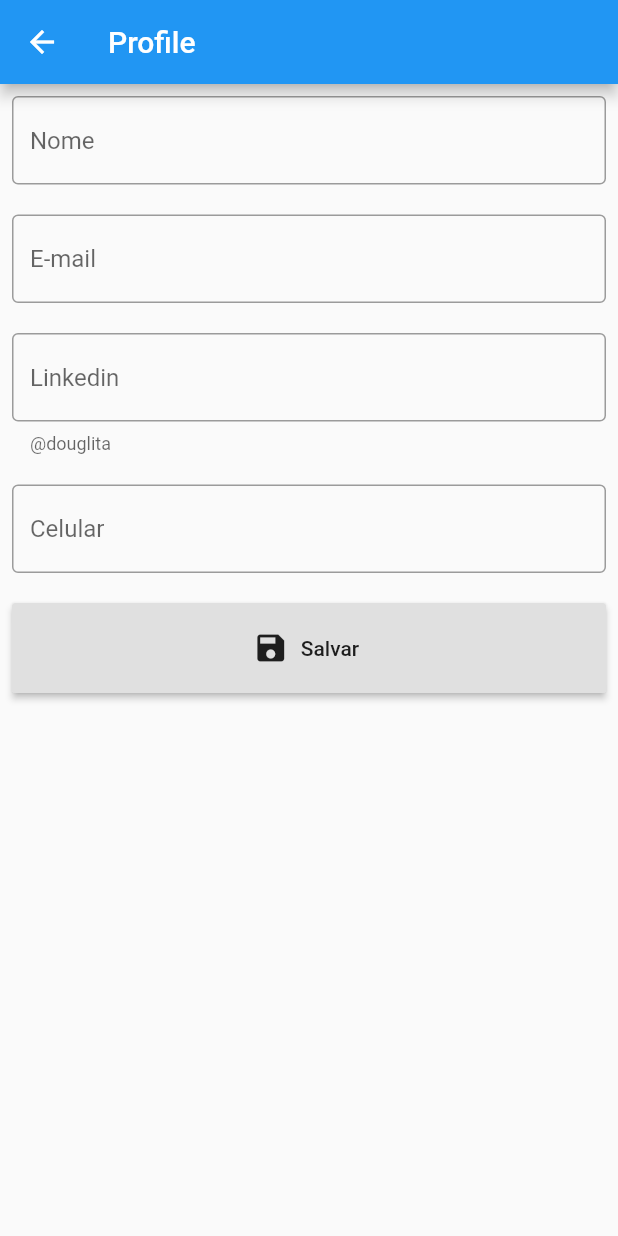
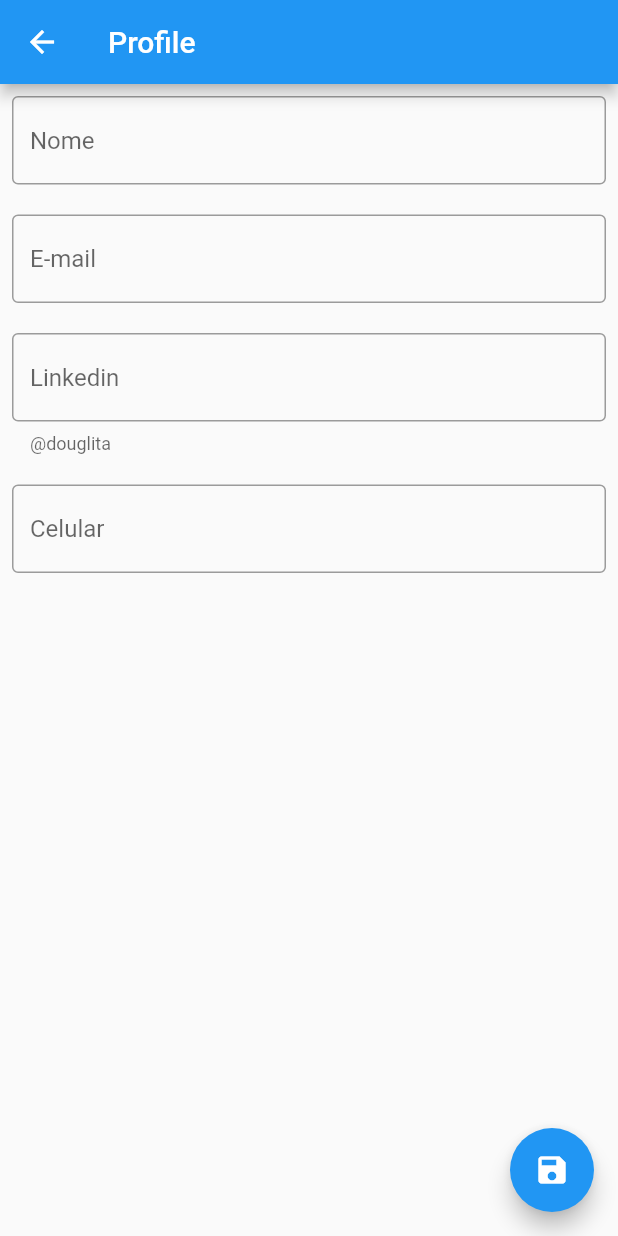
Before and after one commit to BrunoEleodoro/FlutterHackathon19, a Flutter app: the ProfilePage screen opened by its route, on a phone screen of 412 x 824 dp. Run offline on Flutter 3.47's test engine with Material 2 defaults, Android fonts, the phone set to English and light mode, and no system bars; our stand-ins replace flutter_masked_text, google_maps_flutter.

Commit message:
inclusão float button

```diff
--- a/lib/pages/profile_page.dart
+++ b/lib/pages/profile_page.dart
@@ -57,21 +57,28 @@ class _ProfilePageState extends State<ProfilePage> {
                 keyboardType: TextInputType.number,
               ),
 
-              Container(height: 20.0),
+              // Container(height: 20.0),
 
-              Container(
-                width: double.maxFinite,
-                height: 60,
-                child: RaisedButton.icon(
-                  icon: Icon(Icons.save),
-                  label: Text('Salvar'),
-                  onPressed: () {},
-                ),
-              ),
+              // Container(
+              //   width: double.maxFinite,
+              //   height: 60,
+              //   child: RaisedButton.icon(
+              //     icon: Icon(Icons.save),
+              //     label: Text('Salvar'),
+              //     onPressed: () {},
+              //   ),
+              // ),
+
+
             ],
           ),
         ),
       ),
+      floatingActionButton: FloatingActionButton(
+        tooltip: 'Increment',
+        child: Icon(Icons.save),
+        onPressed: () {},
+      ),
     );
   }
 }
```
